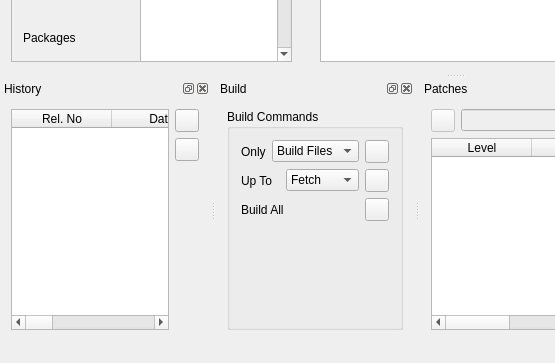
This is ui/mainwindow.ui in PisiLinuxNew/pisido as Qt 5 draws it before an edit; both pictures show x 0 to 555 and y 301 to 664 of the 909 by 664 pixel window. The edited form follows.
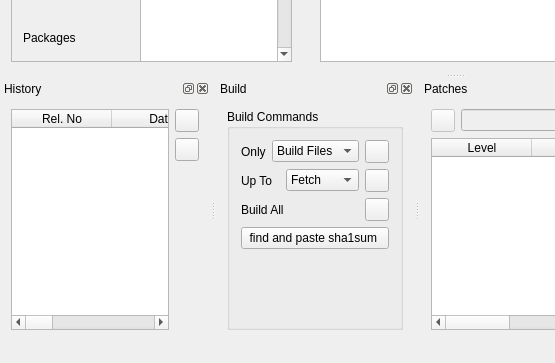
This is the edited form. Icons and pictures are not drawn.

Diff of the .ui file:
```diff
--- a/ui/mainwindow.ui
+++ b/ui/mainwindow.ui
@@ -840,7 +840,9 @@
     <number>8</number>
    </attribute>
    <widget class="QWidget" name="dw_build_contents">
-    <layout class="QHBoxLayout" name="horizontalLayout_9" stretch="0">
+    <layout class="QHBoxLayout" name="horizontalLayout_9">
+     <item>
+      <layout class="QVBoxLayout" name="verticalLayout_5">
      <item>
       <widget class="QGroupBox" name="gb_custom_build_steps">
        <property name="sizePolicy">
@@ -985,6 +987,13 @@
           </item>
          </layout>
         </item>
+          <item>
+           <widget class="QPushButton" name="pb_sha1sum">
+            <property name="text">
+             <string>find and paste sha1sum </string>
+            </property>
+           </widget>
+          </item>
         <item>
          <spacer name="verticalSpacer">
           <property name="orientation">
@@ -1000,6 +1009,8 @@
         </item>
        </layout>
       </widget>
+       </item>
+      </layout>
      </item>
     </layout>
    </widget>
```
Left out of the diff: 6 changed lines with no effect on the pictures. Lines whose indentation alone changed are shown as unchanged.
